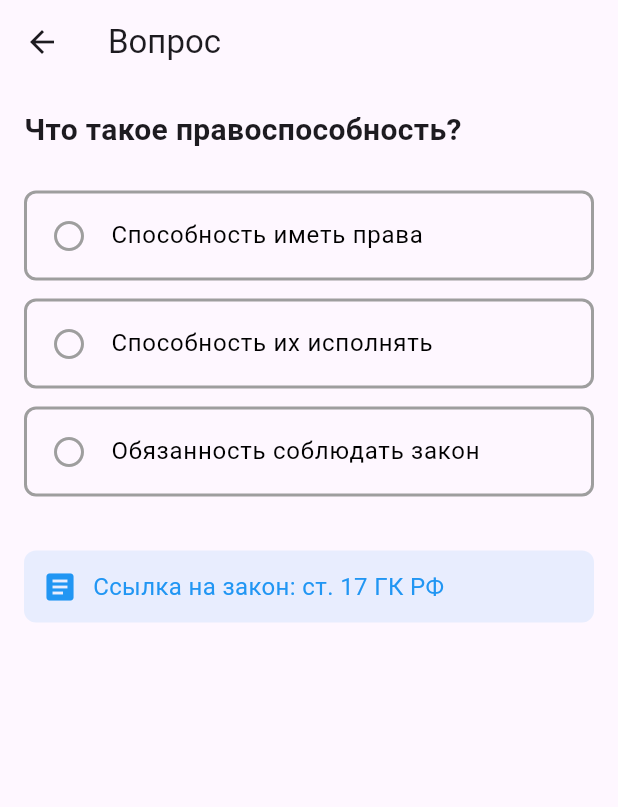
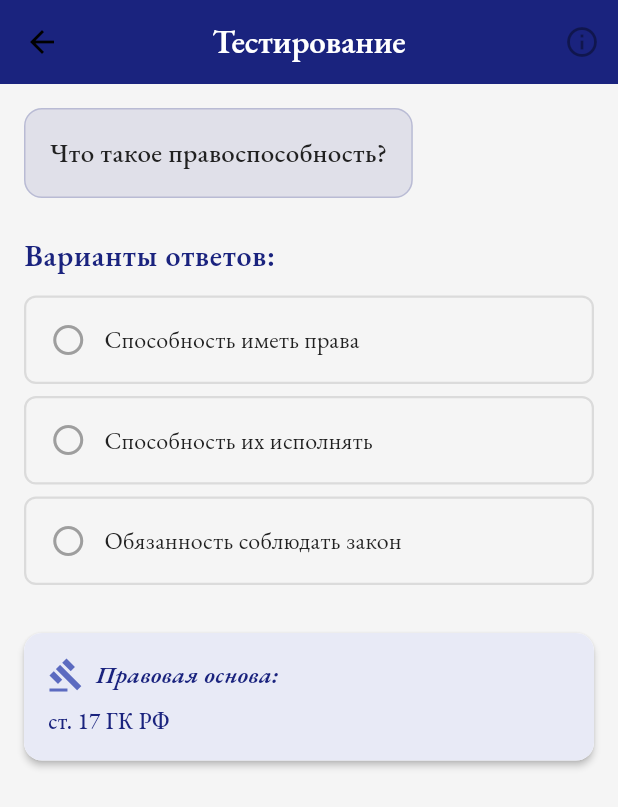
Before and after one commit to Jastline/mylawyer, a Flutter app: the screen it shows after launch, after a tap on "Что такое правоспособность?", on a phone screen of 412 x 824 dp. Shown: the top 807 px of the screen. Run offline on Flutter 3.47's test engine with Material 3 defaults, Android fonts, the phone set to English and light mode, and no system bars; our stand-ins replace sqflite; accounts and stored records are empty.

Commit message:
Стилёвый чел

```diff
--- a/lib/main.dart
+++ b/lib/main.dart
@@ -2,6 +2,7 @@
 import 'data/db_helper.dart';
 import 'models/test_model.dart';
 import 'screens/test_detail_screen.dart';
+import 'resources/app_theme.dart';
 
 
 void main() async {
@@ -16,6 +17,12 @@
       correctIndex: 0,
       lawReference: 'ст. 17 ГК РФ',
     ));
+    await db.insertTest(TestModel(
+      question: 'Когда возникает дееспособность?',
+      options: ['С рождения', 'С 14 лет', 'С 18 лет'],
+      correctIndex: 2,
+      lawReference: 'ст. 21 ГК РФ',
+    ));
   }
 
   runApp(MyApp());
@@ -26,7 +33,10 @@
   Widget build(BuildContext context) {
     return MaterialApp(
       title: 'MyLawyer',
-      theme: ThemeData(primarySwatch: Colors.indigo),
+      debugShowCheckedModeBanner: false,
+      theme: AppTheme.lightTheme,
+      darkTheme: AppTheme.darkTheme,
+      themeMode: ThemeMode.light,
       home: TestsScreen(),
     );
   }
--- /dev/null
+++ b/lib/resources/app_colors.dart
@@ -0,0 +1,18 @@
+import 'package:flutter/material.dart';
+
+class AppColors {
+  static const Color primary = Color(0xFF1A237E);
+  static const Color primaryLight = Color(0xFF534BAE);
+  static const Color primaryDark = Color(0xFF000051);
+
+  static const Color correct = Color(0xFF4CAF50);
+  static const Color incorrect = Color(0xFFF44336);
+  static const Color selected = Color(0xFF2196F3);
+
+  static const Color lawBackground = Color(0xFFE8EAF6);
+  static const Color lawIcon = Color(0xFF5C6BC0);
+  static const Color lawText = Color(0xFF1A237E);
+
+  static const Color textPrimary = Color(0xFF212121);
+  static const Color textSecondary = Color(0xFF757575);
+}
--- /dev/null
+++ b/lib/resources/app_text_styles.dart
@@ -0,0 +1,76 @@
+import 'package:flutter/material.dart';
+import 'app_colors.dart';
+
+class AppTextStyles {
+  static const TextStyle appBarTitle = TextStyle(
+    fontFamily: 'EB Garamond',
+    fontSize: 22,
+    fontWeight: FontWeight.w600,
+    color: Colors.white,
+  );
+
+  static const TextStyle title = TextStyle(
+    fontFamily: 'EB Garamond',
+    fontSize: 24,
+    fontWeight: FontWeight.w700,
+    color: AppColors.textPrimary,
+  );
+
+  static const TextStyle subtitle = TextStyle(
+    fontFamily: 'EB Garamond',
+    fontSize: 16,
+    fontWeight: FontWeight.normal,
+    color: AppColors.textSecondary,
+  );
+
+  static const TextStyle question = TextStyle(
+    fontFamily: 'EB Garamond',
+    fontSize: 18,
+    fontWeight: FontWeight.w500,
+    color: AppColors.textPrimary,
+  );
+
+  static const TextStyle answer = TextStyle(
+    fontFamily: 'EB Garamond',
+    fontSize: 16,
+    fontWeight: FontWeight.normal,
+    color: AppColors.textPrimary,
+  );
+
+  static const TextStyle sectionTitle = TextStyle(
+    fontFamily: 'EB Garamond',
+    fontSize: 20,
+    fontWeight: FontWeight.w600,
+    color: AppColors.primary,
+    letterSpacing: 0.5,
+  );
+
+  static const TextStyle lawTitle = TextStyle(
+    fontFamily: 'EB Garamond',
+    fontSize: 16,
+    fontWeight: FontWeight.w600,
+    fontStyle: FontStyle.italic,
+    color: AppColors.lawText,
+  );
+
+  static const TextStyle lawReference = TextStyle(
+    fontFamily: 'EB Garamond',
+    fontSize: 15,
+    fontWeight: FontWeight.w500,
+    color: AppColors.lawText,
+  );
+
+  static const TextStyle lawExplanation = TextStyle(
+    fontFamily: 'EB Garamond',
+    fontSize: 14,
+    fontWeight: FontWeight.normal,
+    color: AppColors.textPrimary,
+  );
+
+  static const TextStyle optionsCount = TextStyle(
+    fontFamily: 'EB Garamond',
+    fontSize: 12,
+    fontWeight: FontWeight.w500,
+    color: AppColors.textSecondary,
+  );
+}
--- /dev/null
+++ b/lib/resources/app_theme.dart
@@ -0,0 +1,109 @@
+import 'package:flutter/material.dart';
+
+class AppTheme {
+  static TextTheme _buildTextTheme(Color textColor) {
+    return TextTheme(
+      displayLarge: const TextStyle(
+        fontFamily: 'EB Garamond',
+        fontSize: 32,
+        fontWeight: FontWeight.w800,
+        color: Colors.black87,
+      ),
+      displayMedium: const TextStyle(
+        fontFamily: 'EB Garamond',
+        fontSize: 28,
+        fontWeight: FontWeight.w700,
+        color: Colors.black87,
+      ),
+      titleLarge: const TextStyle(
+        fontFamily: 'EB Garamond',
+        fontSize: 22,
+        fontWeight: FontWeight.w600,
+        color: Colors.black87,
+      ),
+      titleMedium: const TextStyle(
+        fontFamily: 'EB Garamond',
+        fontSize: 18,
+        fontWeight: FontWeight.w500,
+        color: Colors.black87,
+      ),
+      bodyLarge: const TextStyle(
+        fontFamily: 'EB Garamond',
+        fontSize: 16,
+        fontWeight: FontWeight.normal,
+        color: Colors.black87,
+      ),
+      bodyMedium: const TextStyle(
+        fontFamily: 'EB Garamond',
+        fontSize: 14,
+        fontWeight: FontWeight.normal,
+        color: Colors.black87,
+      ),
+      labelLarge: const TextStyle(
+        fontFamily: 'EB Garamond',
+        fontSize: 14,
+        fontWeight: FontWeight.w500,
+        color: Colors.black87,
+      ),
+    );
+  }
+
+  static final lightTheme = ThemeData(
+    primaryColor: const Color(0xFF1A237E),
+    colorScheme: const ColorScheme.light(
+      primary: Color(0xFF1A237E),
+      secondary: Color(0xFF303F9F),
+      surface: Colors.white,
+    ),
+    scaffoldBackgroundColor: const Color(0xFFF5F5F5),
+    textTheme: _buildTextTheme(Colors.black87),
+    appBarTheme: const AppBarTheme(
+      backgroundColor: Color(0xFF1A237E),
+      elevation: 2,
+      centerTitle: true,
+      titleTextStyle: TextStyle(
+        fontFamily: 'EB Garamond',
+        fontSize: 22,
+        fontWeight: FontWeight.w600,
+        color: Colors.white,
+      ),
+    ),
+    cardTheme: CardTheme(
+      elevation: 2,
+      margin: EdgeInsets.all(10),
+      shape: RoundedRectangleBorder(
+        borderRadius: BorderRadius.circular(8),
+      ),
+    ),
+  );
+
+  static final darkTheme = ThemeData(
+    primaryColor: const Color(0xFF1A237E),
+    colorScheme: const ColorScheme.dark(
+      primary: Color(0xFF7986CB),
+      secondary: Color(0xFF5C6BC0),
+      surface: Color(0xFF121212),
+    ),
+    scaffoldBackgroundColor: const Color(0xFF121212),
+    textTheme: _buildTextTheme(Colors.white70),
+    appBarTheme: const AppBarTheme(
+      backgroundColor: Color(0xFF1A237E),
+      elevation: 2,
+      centerTitle: true,
+      titleTextStyle: TextStyle(
+        fontFamily: 'EB Garamond',
+        fontSize: 22,
+        fontWeight: FontWeight.w600,
+        color: Colors.white,
+      ),
+    ),
+    cardTheme: CardTheme(
+      elevation: 2,
+      margin: EdgeInsets.all(10),
+      shape: RoundedRectangleBorder(
+        borderRadius: BorderRadius.circular(8),
+      ),
+      color: Color(0xFF1E1E1E),
+    ),
+  );
+}
--- a/lib/resources/styles.dart
+++ /dev/null
@@ -1,21 +0,0 @@
-import 'package:flutter/material.dart';
-
-// Цвета
-const Color primaryColor = Colors.blue;
-const Color correctAnswerColor = Colors.green;
-const Color incorrectAnswerColor = Colors.red;
-const Color selectedAnswerColor = Colors.blueAccent;
-
-// Иконки
-const Icon correctAnswerIcon = Icon(Icons.check_circle, color: correctAnswerColor);
-const Icon incorrectAnswerIcon = Icon(Icons.cancel, color: incorrectAnswerColor);
-const Icon defaultAnswerIcon = Icon(Icons.circle_outlined, color: Colors.grey);
-
-// Тексты
-const TextStyle questionTextStyle = TextStyle(fontSize: 20, fontWeight: FontWeight.bold);
-const TextStyle answerTextStyle = TextStyle(fontSize: 16);
-const TextStyle lawReferenceTextStyle = TextStyle(fontSize: 16, color: Colors.blue);
-
-// Padding
-const EdgeInsets defaultPadding = EdgeInsets.all(16.0);
-const EdgeInsets buttonPadding = EdgeInsets.symmetric(horizontal: 24, vertical: 12);
--- a/lib/screens/test_detail_screen.dart
+++ b/lib/screens/test_detail_screen.dart
@@ -1,14 +1,15 @@
 import 'package:flutter/material.dart';
-import '../resources/styles.dart';  // Импортируем файл стилей
 import '../models/test_model.dart';
+import '../resources/app_colors.dart';
+import '../resources/app_text_styles.dart';
 
 class TestDetailScreen extends StatefulWidget {
   final TestModel test;
 
-  const TestDetailScreen({Key? key, required this.test}) : super(key: key);
+  const TestDetailScreen({super.key, required this.test});
 
   @override
-  _TestDetailScreenState createState() => _TestDetailScreenState();
+  State<TestDetailScreen> createState() => _TestDetailScreenState();
 }
 
 class _TestDetailScreenState extends State<TestDetailScreen> {
@@ -18,105 +19,133 @@ class _TestDetailScreenState extends State<TestDetailScreen> {
   @override
   Widget build(BuildContext context) {
     return Scaffold(
-      appBar: AppBar(title: Text('Вопрос')),
-      body: Padding(
-        padding: defaultPadding,  // Используем стандартный отступ
+      appBar: AppBar(
+        title: const Text('Тестирование', style: AppTextStyles.appBarTitle),
+        actions: const [
+          IconButton(
+            icon: Icon(Icons.info_outline),
+            onPressed: null,
+          ),
+        ],
+      ),
+      body: SingleChildScrollView(
+        padding: const EdgeInsets.all(16),
         child: Column(
           crossAxisAlignment: CrossAxisAlignment.start,
           children: [
-            // Вопрос
+            Container(
+              padding: const EdgeInsets.all(16),
+              decoration: BoxDecoration(
+                color: AppColors.primary.withAlpha(25),
+                borderRadius: BorderRadius.circular(12),
+                border: Border.all(
+                  color: AppColors.primary.withAlpha(50),
+                  width: 1,
+                ),
+              ),
+              child: Text(
+                widget.test.question,
+                style: AppTextStyles.question,
+              ),
+            ),
+            const SizedBox(height: 24),
             Text(
-              widget.test.question,
-              style: questionTextStyle,
+              'Варианты ответов:',
+              style: AppTextStyles.sectionTitle,
             ),
-            SizedBox(height: 20),
-
-            // Варианты ответов
+            const SizedBox(height: 12),
             ...List.generate(widget.test.options.length, (index) {
               final isSelected = _selectedIndex == index;
               final isCorrect = widget.test.correctIndex == index;
 
-              // Определяем цвета и стили
               Color backgroundColor = Colors.transparent;
-              Color borderColor = Colors.grey;
-              Icon answerIcon = defaultAnswerIcon;
+              Color borderColor = Colors.grey.withAlpha(76);
+              Color textColor = AppColors.textPrimary;
+              IconData icon = Icons.radio_button_unchecked;
+              Color iconColor = Colors.grey;
 
               if (_isAnswered) {
                 if (isCorrect) {
-                  backgroundColor = correctAnswerColor.withAlpha(25);
-                  borderColor = correctAnswerColor;
-                  answerIcon = correctAnswerIcon;
+                  backgroundColor = AppColors.correct.withAlpha(25);
+                  borderColor = AppColors.correct;
+                  textColor = AppColors.correct;
+                  icon = Icons.check_circle;
+                  iconColor = AppColors.correct;
                 } else if (isSelected) {
-                  backgroundColor = incorrectAnswerColor.withAlpha(25);
-                  borderColor = incorrectAnswerColor;
-                  answerIcon = incorrectAnswerIcon;
+                  backgroundColor = AppColors.incorrect.withAlpha(25);
+                  borderColor = AppColors.incorrect;
+                  textColor = AppColors.incorrect;
+                  icon = Icons.cancel;
+                  iconColor = AppColors.incorrect;
                 }
+              } else if (isSelected) {
+                backgroundColor = AppColors.primary.withAlpha(25);
+                borderColor = AppColors.primary;
+                textColor = AppColors.primary;
+                icon = Icons.radio_button_checked;
+                iconColor = AppColors.primary;
               }
 
-              return Container(
-                margin: EdgeInsets.symmetric(vertical: 6),
-                decoration: BoxDecoration(
+              return Padding(
+                padding: const EdgeInsets.only(bottom: 8),
+                child: Material(
+                  borderRadius: BorderRadius.circular(8),
                   color: backgroundColor,
-                  border: Border.all(color: borderColor, width: 2),
+                  child: InkWell(
                     borderRadius: BorderRadius.circular(8),
-                ),
-                child: ListTile(
-                  contentPadding: EdgeInsets.symmetric(horizontal: 16),
-                  title: Text(
-                    widget.test.options[index],
-                    style: answerTextStyle.copyWith(
-                      color: isSelected && !isCorrect && _isAnswered
-                          ? incorrectAnswerColor
-                          : Colors.black,
-                    ),
-                  ),
-                  leading: _isAnswered ? answerIcon : defaultAnswerIcon,
-                  onTap: _isAnswered
-                      ? null
-                      : () {
-                    setState(() {
+                    onTap: _isAnswered ? null : () => setState(() {
                       _selectedIndex = index;
                       _isAnswered = true;
-                    });
-                  },
+                    }),
+                    child: Container(
+                      padding: const EdgeInsets.all(16),
+                      decoration: BoxDecoration(
+                        borderRadius: BorderRadius.circular(8),
+                        border: Border.all(
+                          color: borderColor,
+                          width: 1.5,
                         ),
-              );
-            }),
-
-            // Статья на закон
-            SizedBox(height: 30),
-            Container(
-              padding: EdgeInsets.all(12),
-              decoration: BoxDecoration(
-                color: primaryColor.withAlpha(25),
-                borderRadius: BorderRadius.circular(8),
                       ),
                       child: Row(
                         children: [
-                  Icon(Icons.article, color: primaryColor),
-                  SizedBox(width: 10),
+                          Icon(icon, color: iconColor),
+                          const SizedBox(width: 12),
                           Expanded(
                             child: Text(
-                      'Ссылка на закон: ${widget.test.lawReference}',
-                      style: lawReferenceTextStyle,
+                              widget.test.options[index],
+                              style: AppTextStyles.answer.copyWith(color: textColor),
                             ),
                           ),
                         ],
                       ),
                     ),
-
-            // Кнопка "Назад"
-            if (_isAnswered)
-              Center(
-                child: Padding(
-                  padding: const EdgeInsets.only(top: 30.0),
-                  child: ElevatedButton.icon(
-                    icon: Icon(Icons.arrow_back),
-                    label: Text('Назад к тестам'),
-                    style: ElevatedButton.styleFrom(
-                      padding: buttonPadding,  // Используем стандартный padding
                   ),
-                    onPressed: () => Navigator.pop(context),
+                ),
+              );
+            }),
+            const SizedBox(height: 24),
+            Material(
+              borderRadius: BorderRadius.circular(12),
+              elevation: 2,
+              child: Container(
+                padding: const EdgeInsets.all(16),
+                decoration: BoxDecoration(
+                  color: AppColors.lawBackground,
+                  borderRadius: BorderRadius.circular(12),
+                ),
+                child: Column(
+                  crossAxisAlignment: CrossAxisAlignment.start,
+                  children: const [
+                    Row(
+                      children: [
+                        Icon(Icons.gavel, color: AppColors.lawIcon),
+                        SizedBox(width: 8),
+                        Text('Правовая основа:', style: AppTextStyles.lawTitle),
+                      ],
+                    ),
+                    SizedBox(height: 8),
+                    Text('ст. 17 ГК РФ', style: AppTextStyles.lawReference),
+                  ],
                 ),
               ),
             ),
--- a/lib/screens/tests_screen.dart
+++ b/lib/screens/tests_screen.dart
@@ -1,43 +1,146 @@
 import 'package:flutter/material.dart';
 import '../models/test_model.dart';
+import '../resources/app_colors.dart';
+import '../resources/app_text_styles.dart';
+import '../data/db_helper.dart';
+import 'test_detail_screen.dart';
 
-class TestsScreen extends StatelessWidget {
-  final List<TestModel> tests = [
-    TestModel(
-      question: 'Что такое правоспособность?',
-      options: ['Способность иметь права', 'Способность их исполнять', 'Обязанность соблюдать закон'],
-      correctIndex: 0,
-      lawReference: 'ст. 17 ГК РФ',
-    ),
-    TestModel(
-      question: 'Когда возникает дееспособность?',
-      options: ['С рождения', 'С 14 лет', 'С 18 лет'],
-      correctIndex: 2,
-      lawReference: 'ст. 21 ГК РФ',
-    ),
-  ];
+class TestsScreen extends StatefulWidget {
+  const TestsScreen({super.key});
+
+  @override
+  State<TestsScreen> createState() => _TestsScreenState();
+}
+
+class _TestsScreenState extends State<TestsScreen> {
+  final DBHelper _dbHelper = DBHelper();
+  List<TestModel> _tests = [];
+  bool _isLoading = true;
+
+  @override
+  void initState() {
+    super.initState();
+    _loadTests();
+  }
+
+  Future<void> _loadTests() async {
+    final tests = await _dbHelper.getAllTests();
+    setState(() {
+      _tests = tests;
+      _isLoading = false;
+    });
+  }
 
   @override
   Widget build(BuildContext context) {
     return Scaffold(
-      appBar: AppBar(title: const Text('Тесты')),
-      body: ListView.builder(
-        itemCount: tests.length,
-        itemBuilder: (context, index) {
-          final test = tests[index];
-          return Card(
-            margin: const EdgeInsets.all(10),
-            child: ListTile(
-              title: Text(test.question),
-              subtitle: Text('Статья: ${test.lawReference}'),
-              onTap: () {
-                ScaffoldMessenger.of(context).showSnackBar(
-                  SnackBar(content: Text('Вы выбрали: ${test.question}')),
-                );
-              },
+      appBar: AppBar(
+        title: const Text('Тесты по праву', style: AppTextStyles.appBarTitle),
+        actions: const [
+          IconButton(
+            icon: Icon(Icons.search),
+            onPressed: null, // TODO: Реализовать поиск
+          ),
+        ],
+      ),
+      body: _isLoading
+          ? const Center(child: CircularProgressIndicator())
+          : _tests.isEmpty
+          ? _buildEmptyState()
+          : _buildTestsList(),
+      floatingActionButton: FloatingActionButton(
+        onPressed: () {}, // TODO: Добавить создание теста
+        backgroundColor: AppColors.primary,
+        child: const Icon(Icons.add, color: Colors.white),
+      ),
+    );
+  }
+
+  Widget _buildEmptyState() {
+    return Center(
+      child: Column(
+        mainAxisAlignment: MainAxisAlignment.center,
+        children: const [
+          Icon(Icons.auto_stories, size: 60, color: Colors.grey),
+          SizedBox(height: 16),
+          Text('Тесты не найдены', style: AppTextStyles.title),
+          SizedBox(height: 8),
+          Text(
+            'Добавьте новые тесты через админ-панель',
+            style: AppTextStyles.subtitle,
+          ),
+        ],
+      ),
+    );
+  }
+
+  Widget _buildTestsList() {
+    return ListView.builder(
+      padding: const EdgeInsets.all(8),
+      itemCount: _tests.length,
+      itemBuilder: (context, index) {
+        final test = _tests[index];
+        return Card(
+          child: InkWell(
+            borderRadius: BorderRadius.circular(12),
+            onTap: () => _navigateToTestDetail(context, test),
+            child: Padding(
+              padding: const EdgeInsets.all(16),
+              child: Column(
+                crossAxisAlignment: CrossAxisAlignment.start,
+                children: [
+                  Row(
+                    children: [
+                      Container(
+                        padding: const EdgeInsets.all(8),
+                        decoration: BoxDecoration(
+                          color: AppColors.primary.withAlpha(25),
+                          borderRadius: BorderRadius.circular(8),
+                        ),
+                        child: const Icon(
+                          Icons.gavel,
+                          size: 20,
+                          color: AppColors.primary,
+                        ),
+                      ),
+                      const SizedBox(width: 12),
+                      Expanded(
+                        child: Text(
+                          test.question,
+                          style: AppTextStyles.question,
+                          maxLines: 2,
+                          overflow: TextOverflow.ellipsis,
+                        ),
+                      ),
+                    ],
+                  ),
+                  const SizedBox(height: 12),
+                  Row(
+                    children: const [
+                      Icon(Icons.article, size: 16, color: Colors.grey),
+                      SizedBox(width: 4),
+                      Text('Статья: ГК РФ', style: AppTextStyles.lawReference),
+                      Spacer(),
+                      Text(
+                        '3 варианта',
+                        style: AppTextStyles.optionsCount,
+                      ),
+                    ],
+                  ),
+                ],
+              ),
             ),
-          );
-        },
+          ),
+        );
+      },
+    );
+  }
+
+  void _navigateToTestDetail(BuildContext context, TestModel test) {
+    Navigator.push(
+      context,
+      MaterialPageRoute(
+        builder: (context) => TestDetailScreen(test: test),
       ),
     );
   }
```
Also changed, not shown: pubspec.yaml (+33 -4 lines), assets/fonts/EBGaramond-Bold.ttf (added), assets/fonts/EBGaramond-BoldItalic.ttf (added), assets/fonts/EBGaramond-ExtraBold.ttf (added), assets/fonts/EBGaramond-ExtraBoldItalic.ttf (added), assets/fonts/EBGaramond-Italic.ttf (added), assets/fonts/EBGaramond-Medium.ttf (added), assets/fonts/EBGaramond-MediumItalic.ttf (added), assets/fonts/EBGaramond-Regular.ttf (added), assets/fonts/EBGaramond-SemiBold.ttf (added), assets/fonts/EBGaramond-SemiBoldItalic.ttf (added), pubspec.lock, 6 other files. Lines whose indentation alone changed are shown as unchanged.
